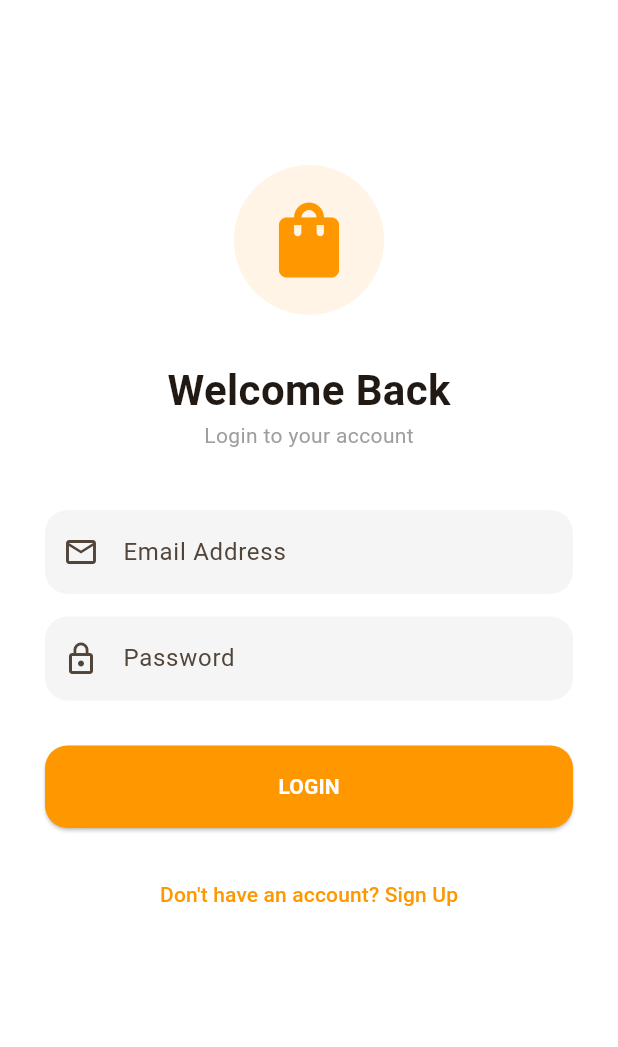
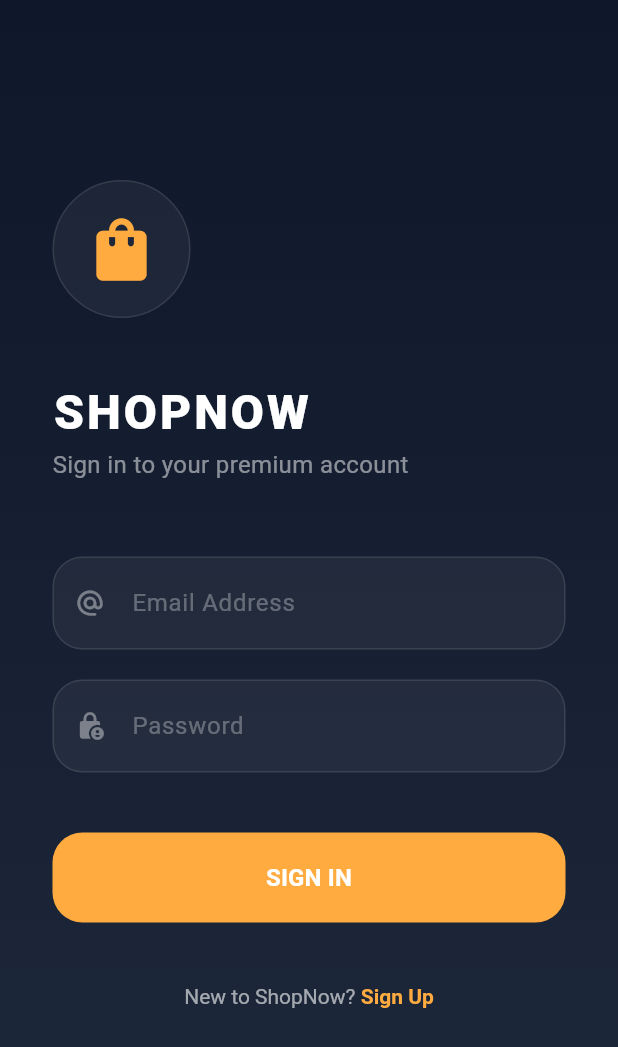
Before and after one commit to Ashkulal/flutty_app, a Flutter app: the screen it shows after launch, on a phone screen of 412 x 824 dp. Shown: the top 1047 px of the screen. Run offline on Flutter 3.47's test engine with Material 3 defaults, Android fonts, the phone set to English and light mode, and no system bars; our stand-ins replace shared_preferences, supabase_flutter; accounts and stored records are empty.

Commit message:
Premium Gateway Build: Separate Login UI and Instant Home logic

```diff
--- a/lib/screens/login_screen.dart
+++ b/lib/screens/login_screen.dart
@@ -29,15 +29,12 @@ class _LoginScreenState extends State<LoginScreen> {
           password: _passwordController.text.trim(),
         );
 
-        // Create Profile record
         if (response.user != null) {
           await Supabase.instance.client.from('profiles').insert({
             'id': response.user!.id,
-            'full_name': _emailController.text.split('@')[0], // Default name
+            'full_name': _emailController.text.split('@')[0],
           });
         }
-
-        // Log Signup
         await EcommerceService().logActivity("Sign Up Attempt", _emailController.text.trim());
 
         if (mounted) {
@@ -50,7 +47,6 @@ class _LoginScreenState extends State<LoginScreen> {
           email: _emailController.text.trim(),
           password: _passwordController.text.trim(),
         );
-        // Log Login
         await EcommerceService().logActivity("User Login", _emailController.text.trim());
       }
     } catch (e) {
@@ -60,7 +56,7 @@ class _LoginScreenState extends State<LoginScreen> {
           msg = "Please confirm your email address before logging in.";
         }
         ScaffoldMessenger.of(context).showSnackBar(
-          SnackBar(content: Text(msg), backgroundColor: Colors.red),
+          SnackBar(content: Text(msg), backgroundColor: Colors.redAccent),
         );
       }
     } finally {
@@ -71,75 +67,106 @@ class _LoginScreenState extends State<LoginScreen> {
   @override
   Widget build(BuildContext context) {
     return Scaffold(
-      backgroundColor: Colors.white,
-      body: SingleChildScrollView(
-        padding: const EdgeInsets.all(30),
+      body: Container(
+        width: double.infinity,
+        height: double.infinity,
+        decoration: const BoxDecoration(
+          gradient: LinearGradient(
+            colors: [Color(0xFF0F172A), Color(0xFF1E293B)],
+            begin: Alignment.topCenter,
+            end: Alignment.bottomCenter,
+          ),
+        ),
+        child: SingleChildScrollView(
+          padding: const EdgeInsets.symmetric(horizontal: 35),
           child: Column(
+            crossAxisAlignment: CrossAxisAlignment.start,
             children: [
-            const SizedBox(height: 80),
+              const SizedBox(height: 120),
+              // Premium Logo Circle
               Container(
                 padding: const EdgeInsets.all(20),
-              decoration: BoxDecoration(color: Colors.orange.withOpacity(0.1), shape: BoxShape.circle),
-              child: const Icon(Icons.shopping_bag_rounded, size: 60, color: Colors.orange),
+                decoration: BoxDecoration(
+                  color: Colors.white.withOpacity(0.05),
+                  shape: BoxShape.circle,
+                  border: Border.all(color: Colors.white.withOpacity(0.1)),
                 ),
-            const SizedBox(height: 30),
-            Text(
-              _isSignUp ? "Create Account" : "Welcome Back",
-              style: const TextStyle(fontSize: 28, fontWeight: FontWeight.bold),
+                child: const Icon(Icons.shopping_bag_rounded, size: 50, color: Colors.orangeAccent),
+              ),
+              const SizedBox(height: 40),
+              const Text(
+                "SHOPNOW",
+                style: TextStyle(color: Colors.white, fontSize: 32, fontWeight: FontWeight.w900, letterSpacing: 2),
               ),
               Text(
-              _isSignUp ? "Sign up to start shopping" : "Login to your account",
-              style: const TextStyle(color: Colors.grey),
+                _isSignUp ? "Join the elite marketplace" : "Sign in to your premium account",
+                style: TextStyle(color: Colors.white.withOpacity(0.5), fontSize: 16),
               ),
+              const SizedBox(height: 50),
+              _buildTextField(_emailController, "Email Address", Icons.alternate_email_rounded),
+              const SizedBox(height: 20),
+              _buildTextField(_passwordController, "Password", Icons.lock_person_rounded, isPassword: true),
               const SizedBox(height: 40),
-            TextField(
-              controller: _emailController,
-              decoration: InputDecoration(
-                hintText: "Email Address",
-                filled: true,
-                fillColor: Colors.grey[100],
-                border: OutlineInputBorder(borderRadius: BorderRadius.circular(15), borderSide: BorderSide.none),
-                prefixIcon: const Icon(Icons.email_outlined),
-              ),
-            ),
-            const SizedBox(height: 15),
-            TextField(
-              controller: _passwordController,
-              obscureText: true,
-              decoration: InputDecoration(
-                hintText: "Password",
-                filled: true,
-                fillColor: Colors.grey[100],
-                border: OutlineInputBorder(borderRadius: BorderRadius.circular(15), borderSide: BorderSide.none),
-                prefixIcon: const Icon(Icons.lock_outline),
-              ),
-            ),
-            const SizedBox(height: 30),
               SizedBox(
                 width: double.infinity,
-              height: 55,
+                height: 60,
                 child: ElevatedButton(
                   onPressed: _isLoading ? null : _authenticate,
                   style: ElevatedButton.styleFrom(
-                  backgroundColor: Colors.orange,
-                  shape: RoundedRectangleBorder(borderRadius: BorderRadius.circular(15)),
+                    backgroundColor: Colors.orangeAccent,
+                    foregroundColor: Colors.white,
+                    shape: RoundedRectangleBorder(borderRadius: BorderRadius.circular(20)),
+                    elevation: 0,
                   ),
                   child: _isLoading
-                  ? const CircularProgressIndicator(color: Colors.white)
-                  : Text(_isSignUp ? "SIGN UP" : "LOGIN", style: const TextStyle(fontWeight: FontWeight.bold, color: Colors.white)),
+                    ? const SizedBox(width: 25, height: 25, child: CircularProgressIndicator(color: Colors.white, strokeWidth: 2))
+                    : Text(_isSignUp ? "CREATE ACCOUNT" : "SIGN IN", style: const TextStyle(fontWeight: FontWeight.bold, fontSize: 16)),
                 ),
               ),
-            const SizedBox(height: 20),
-            TextButton(
+              const SizedBox(height: 25),
+              Center(
+                child: TextButton(
                   onPressed: () => setState(() => _isSignUp = !_isSignUp),
-              child: Text(
-                _isSignUp ? "Already have an account? Login" : "Don't have an account? Sign Up",
-                style: const TextStyle(color: Colors.orange),
+                  child: RichText(
+                    text: TextSpan(
+                      text: _isSignUp ? "Already a member? " : "New to ShopNow? ",
+                      style: TextStyle(color: Colors.white.withOpacity(0.6)),
+                      children: [
+                        TextSpan(
+                          text: _isSignUp ? "Login" : "Sign Up",
+                          style: const TextStyle(color: Colors.orangeAccent, fontWeight: FontWeight.bold),
+                        ),
+                      ],
+                    ),
+                  ),
                 ),
               ),
             ],
           ),
         ),
+      ),
+    );
+  }
+
+  Widget _buildTextField(TextEditingController controller, String hint, IconData icon, {bool isPassword = false}) {
+    return Container(
+      decoration: BoxDecoration(
+        color: Colors.white.withOpacity(0.05),
+        borderRadius: BorderRadius.circular(20),
+        border: Border.all(color: Colors.white.withOpacity(0.1)),
+      ),
+      child: TextField(
+        controller: controller,
+        obscureText: isPassword,
+        style: const TextStyle(color: Colors.white),
+        decoration: InputDecoration(
+          hintText: hint,
+          hintStyle: TextStyle(color: Colors.white.withOpacity(0.3)),
+          prefixIcon: Icon(icon, color: Colors.white.withOpacity(0.4), size: 20),
+          border: InputBorder.none,
+          contentPadding: const EdgeInsets.symmetric(vertical: 18),
+        ),
+      ),
     );
   }
 }
--- a/lib/screens/profile_screen.dart
+++ b/lib/screens/profile_screen.dart
@@ -153,7 +153,7 @@ class ProfileScreen extends StatelessWidget {
 
   Future<void> _launchWhatsApp(BuildContext context, {bool isGroup = false}) async {
     final url = isGroup
-      ? "https://chat.whatsapp.com/KUoWCKc4rYwKKcim9D2HrO"
+      ? "https://chat.whatsapp.com/ED49CaaIU7CDdFYK5rpd1J"
       : "whatsapp://send?phone=918660874196&text=Hello Akash! I need help with ShopNow.";
     final uri = Uri.parse(url);
 
```
Lines whose indentation alone changed are shown as unchanged.
